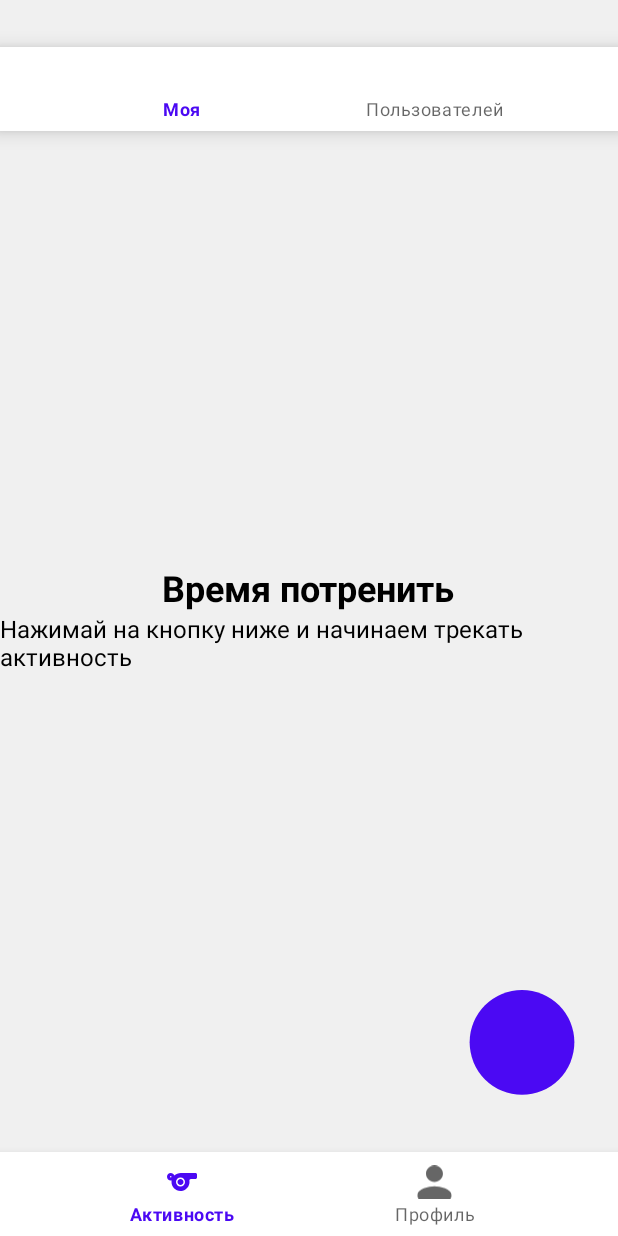
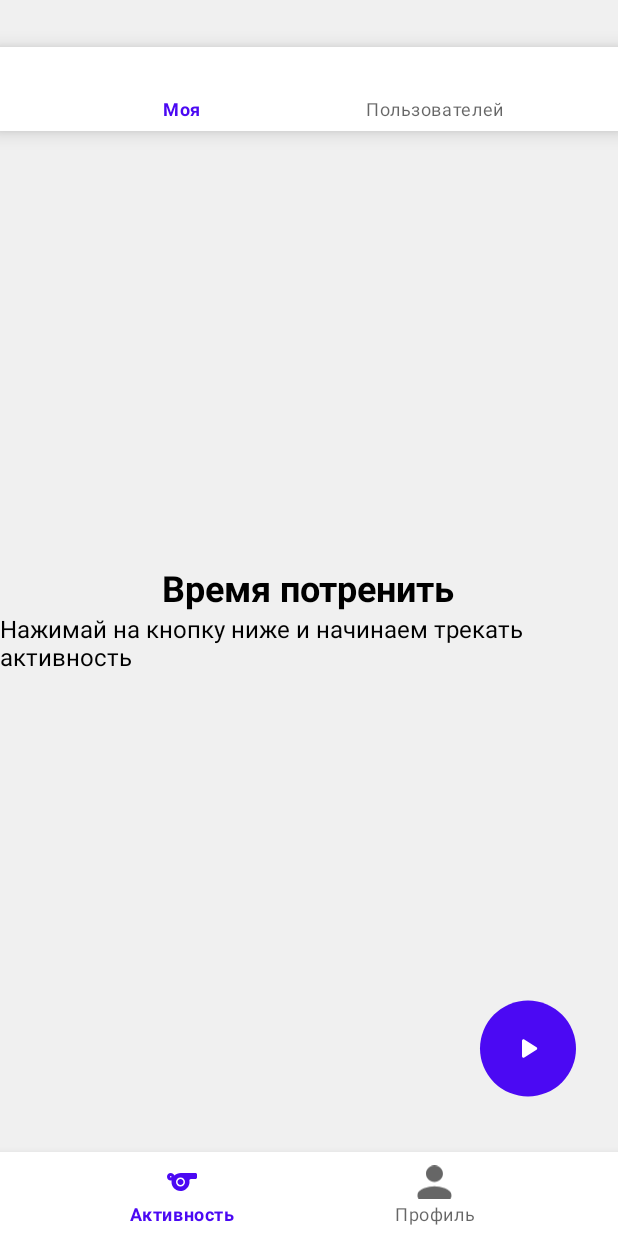
Before and after one commit to PeroronShine/AndroidApp, an Android app built with Jetpack Compose: the EmptystateActivity screen opened directly, with no data from a screen before it, on a phone screen of 412 x 824 dp. Run offline under Robolectric (Android 15) with nearby library versions, the phone set to English and light mode, and no system bars; our stand-ins replace Room's generated code.

Commit message:
Update activity_emptystate.xml

```diff
--- a/app/src/main/res/layout/activity_emptystate.xml
+++ b/app/src/main/res/layout/activity_emptystate.xml
@@ -62,10 +62,10 @@
             android:textSize="16sp" />
     </LinearLayout>
 
-    <Button
+    <ImageButton
         android:id="@+id/add_activity_button"
-        android:layout_width="96dp"
-        android:layout_height="96dp"
+        android:layout_width="88dp"
+        android:layout_height="88dp"
         android:layout_alignParentEnd="true"
         android:layout_alignParentBottom="true"
         android:layout_marginEnd="16dp"
```
